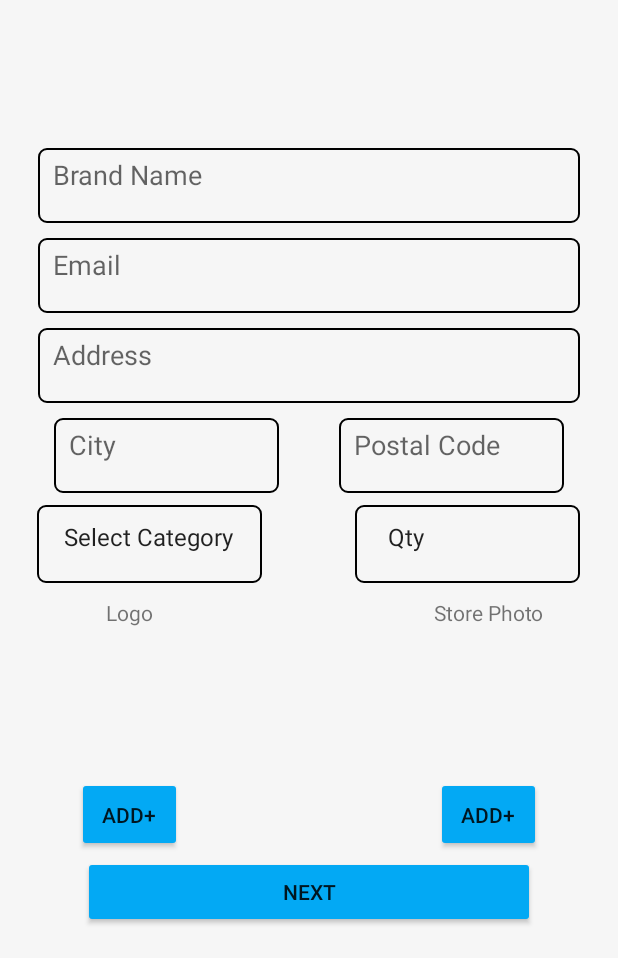
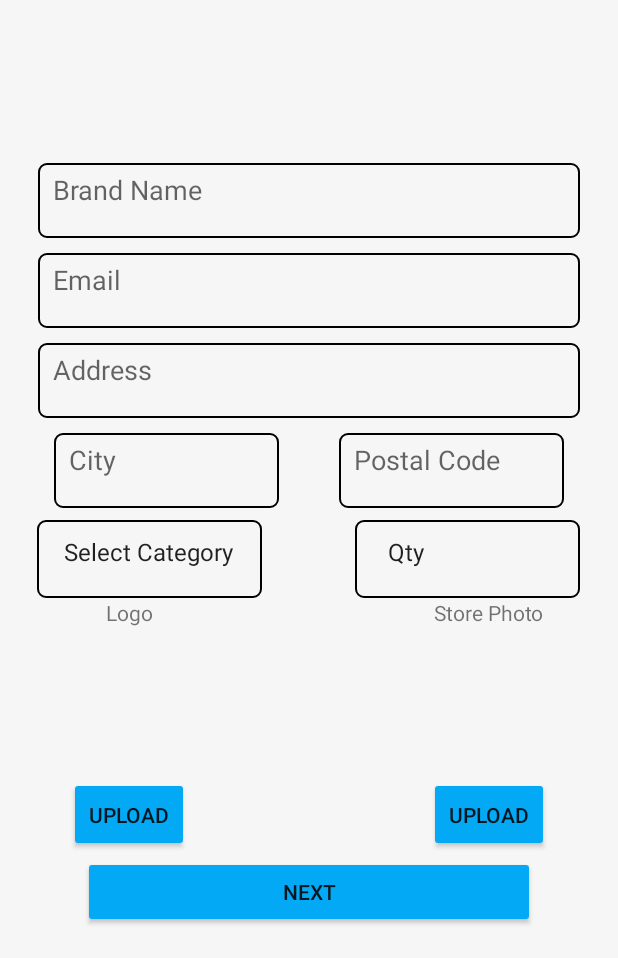
Before and after one commit to YusrilArr/Merchant, an Android app: the register2 screen opened directly, with no data from a screen before it, on a phone screen of 412 x 824 dp, the part 278-1236 px from its top. Run offline under Robolectric (Android 15) with nearby library versions, the phone set to English and light mode, and no system bars; our stand-ins replace Timber; libraries missing offline, so code that uses them is left out: com.mutualmobile.androidkeystore; Roboto replaces fonts that are not available here; 1 statement that could not run was skipped.

Commit message:
fix layout

```diff
--- a/app/src/main/res/layout/activity_register2.xml
+++ b/app/src/main/res/layout/activity_register2.xml
@@ -142,7 +142,7 @@
                                     android:background="@drawable/edittext_outline"
                                     android:paddingStart="10dp"
                                     android:paddingTop="5dp"
-                                    android:layout_marginTop="10dp"
+                                    android:layout_marginTop="20dp"
                                     android:inputType="text"
                                     android:layout_marginLeft="25sp"
                                     android:layout_marginRight="25sp"
@@ -315,22 +315,22 @@
 
                                 <Button
                                     android:id="@+id/btn_addlogo"
-                                    android:layout_width="70sp"
+                                    android:layout_width="80sp"
                                     android:layout_height="50sp"
                                     android:layout_marginEnd="240dp"
                                     android:backgroundTint="#03A9F4"
-                                    android:text="Add+"
+                                    android:text="Upload"
                                     app:layout_constraintEnd_toEndOf="parent"
                                     app:layout_constraintStart_toStartOf="parent"
                                     app:layout_constraintTop_toBottomOf="@+id/iv_logo" />
 
                                 <Button
                                     android:id="@+id/btn_addstore"
-                                    android:layout_width="70sp"
+                                    android:layout_width="80sp"
                                     android:layout_height="50sp"
                                     android:layout_marginStart="240dp"
                                     android:backgroundTint="#03A9F4"
-                                    android:text="Add+"
+                                    android:text="upload"
                                     app:layout_constraintEnd_toEndOf="parent"
                                     app:layout_constraintHorizontal_bias="0.498"
                                     app:layout_constraintStart_toStartOf="parent"
--- a/app/src/main/res/layout/activity_register3.xml
+++ b/app/src/main/res/layout/activity_register3.xml
@@ -140,7 +140,7 @@
                                     android:layout_width="match_parent"
                                     android:layout_height="wrap_content"
                                     android:layout_marginLeft="25sp"
-                                    android:layout_marginTop="10dp"
+                                    android:layout_marginTop="20dp"
                                     android:layout_marginRight="25sp"
                                     android:hint="Owner Name"
                                     android:paddingStart="10dp"
```
Also changed, not shown: app/src/main/res/layout/activity_register1.xml (+4 -4 lines).
